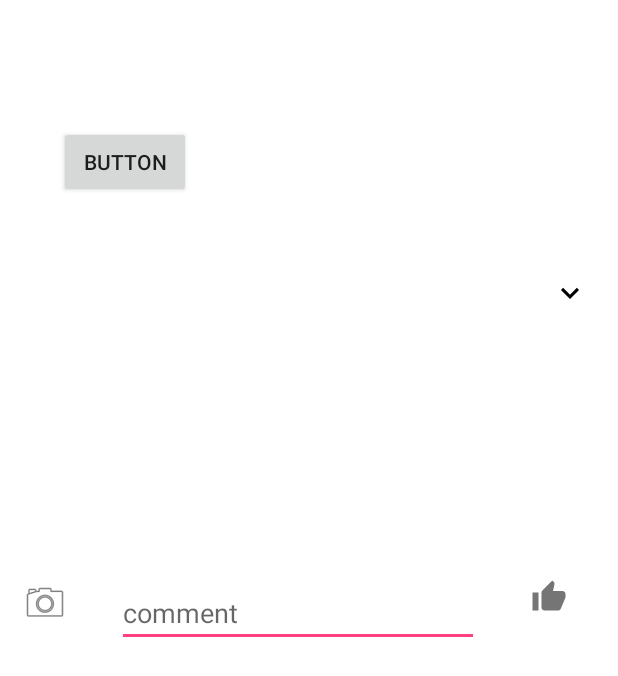
After one commit to sharifhh/Facebook, an Android app: the CommentsActivity screen opened directly, with no data from a screen before it, on a phone screen of 412 x 824 dp. The commit adds this screen. Shown: the top 676 px of the screen. Run offline under Robolectric (Android 15) with nearby library versions, the phone set to English and light mode, and no system bars; our stand-ins replace ButterKnife.

Commit message:
added layout

```diff
--- a/app/src/main/AndroidManifest.xml
+++ b/app/src/main/AndroidManifest.xml
@@ -12,6 +12,7 @@
         android:label="@string/app_name"
         android:roundIcon="@mipmap/ic_launcher_round"
         android:supportsRtl="true"
+        android:windowSoftInputMode="adjustResize"
         android:theme="@style/AppTheme">
         <activity android:name=".SplashActivity">
             <intent-filter>
@@ -21,7 +22,8 @@
             </intent-filter>
         </activity>
         <activity android:name=".Home.HomeActivity" />
-        <activity android:name=".Login.LoginActivity"></activity>
+        <activity android:name=".Login.LoginActivity" />
+        <activity android:name=".CommentsActivity"></activity>
     </application>
 
 </manifest>
--- /dev/null
+++ b/app/src/main/java/ps/exalt/facebook/CommentsActivity.java
@@ -0,0 +1,53 @@
+package ps.exalt.facebook;
+
+import android.animation.ValueAnimator;
+import android.content.Context;
+import android.content.Intent;
+import android.support.v7.app.AppCompatActivity;
+import android.os.Bundle;
+import android.support.v7.widget.Toolbar;
+import android.transition.Fade;
+import android.view.View;
+import android.view.WindowManager;
+import android.view.animation.LinearInterpolator;
+import android.view.inputmethod.InputMethodManager;
+import android.widget.EditText;
+import android.widget.FrameLayout;
+import android.widget.ImageButton;
+
+import java.util.ArrayList;
+import java.util.List;
+
+import butterknife.BindView;
+import butterknife.ButterKnife;
+import butterknife.OnClick;
+import ps.exalt.facebook.Home.HomeActivity;
+import ps.exalt.facebook.Util.Network.API.Post;
+
+public class CommentsActivity extends AppCompatActivity {
+
+
+    @Override
+    protected void onCreate(Bundle savedInstanceState) {
+        super.onCreate(savedInstanceState);
+        ButterKnife.bind(this);
+        setContentView(R.layout.activity_comments);
+
+        overridePendingTransition(R.anim.myanimation, R.anim.myanimation );
+
+        ImageButton close =(ImageButton)findViewById(R.id.close);
+
+        close.setOnClickListener(new View.OnClickListener() {
+            @Override
+            public void onClick(View view) {
+                startActivity(new Intent(CommentsActivity.this, HomeActivity.class));
+            }
+        });
+
+        getWindow().setSoftInputMode(WindowManager.LayoutParams.SOFT_INPUT_STATE_VISIBLE);
+
+    }
+
+
+
+}
--- a/app/src/main/java/ps/exalt/facebook/Home/Util/HomeViewPagerAdapter.java
+++ b/app/src/main/java/ps/exalt/facebook/Home/Util/HomeViewPagerAdapter.java
@@ -25,6 +25,7 @@ public class HomeViewPagerAdapter extends FragmentStatePagerAdapter {
         switch (position) {
             case 0:
                 PostFragment posts = new PostFragment();
+
                 return posts;
             case 1:
 
--- a/app/src/main/java/ps/exalt/facebook/Login/LoginPresenter.java
+++ b/app/src/main/java/ps/exalt/facebook/Login/LoginPresenter.java
@@ -23,7 +23,7 @@ public class LoginPresenter {
                     .subscribeOn(Schedulers.io())
                     .observeOn(AndroidSchedulers.mainThread())
                     .subscribe(aBoolean -> {
-                        if (aBoolean) {
+                        if (true) {
                             loginView.loginSuccess();
                         } else {
                             loginView.loginFailed();
--- a/app/src/main/java/ps/exalt/facebook/SplashActivity.java
+++ b/app/src/main/java/ps/exalt/facebook/SplashActivity.java
@@ -5,6 +5,7 @@ import android.os.Bundle;
 import android.os.Handler;
 import android.support.v7.app.AppCompatActivity;
 
+import ps.exalt.facebook.Home.HomeActivity;
 import ps.exalt.facebook.Login.LoginActivity;
 
 /**
@@ -18,7 +19,7 @@ public class SplashActivity extends AppCompatActivity {
         super.onCreate(savedInstanceState);
         setContentView(R.layout.activity_splash);
         new Handler().postDelayed(() -> {
-            Intent i = new Intent(SplashActivity.this, LoginActivity.class);
+            Intent i = new Intent(SplashActivity.this, HomeActivity.class);
             startActivity(i);
             finish();
         }, SPLASH_TIME_OUT);
--- a/app/src/main/res/anim/myanimation.xml
+++ b/app/src/main/res/anim/myanimation.xml
@@ -1,25 +1,13 @@
 <?xml version="1.0" encoding="utf-8"?>
-<set xmlns:android="http://schemas.android.com/apk/res/android">
+<set xmlns:android="http://schemas.android.com/apk/res/android" >
 
-    <scale xmlns:android="http://schemas.android.com/apk/res/android"
-        android:fromXScale="0.5"
-        android:toXScale="3.0"
-        android:fromYScale="0.5"
-        android:toYScale="3.0"
-        android:duration="5000"
-        android:pivotX="50%"
-        android:pivotY="50%" >
-    </scale>
-
-    <scale xmlns:android="http://schemas.android.com/apk/res/android"
-        android:startOffset="5000"
-        android:fromXScale="3.0"
-        android:toXScale="0.5"
-        android:fromYScale="3.0"
-        android:toYScale="0.5"
-        android:duration="5000"
-        android:pivotX="50%"
-        android:pivotY="50%" >
-    </scale>
-
+    <scale
+        android:duration="500"
+        android:fromXScale="1.0"
+        android:fromYScale="0.0"
+        android:interpolator="@android:anim/linear_interpolator"
+        android:toXScale="1.0"
+        android:toYScale="1.0"
+        android:pivotX="100%"
+        android:pivotY="100%"  />
 </set>
--- a/app/src/main/res/drawable/ic_thumb_up_black_24dp.xml
+++ b/app/src/main/res/drawable/ic_thumb_up_black_24dp.xml
@@ -4,6 +4,6 @@
         android:viewportWidth="24.0"
         android:viewportHeight="24.0">
     <path
-        android:fillColor="#FF000000"
+        android:fillColor="#757575"
         android:pathData="M1,21h4L5,9L1,9v12zM23,10c0,-1.1 -0.9,-2 -2,-2h-6.31l0.95,-4.57 0.03,-0.32c0,-0.41 -0.17,-0.79 -0.44,-1.06L14.17,1 7.59,7.59C7.22,7.95 7,8.45 7,9v10c0,1.1 0.9,2 2,2h9c0.83,0 1.54,-0.5 1.84,-1.22l3.02,-7.05c0.09,-0.23 0.14,-0.47 0.14,-0.73v-1.91l-0.01,-0.01L23,10z"/>
 </vector>
--- /dev/null
+++ b/app/src/main/res/layout/activity_comments.xml
@@ -0,0 +1,85 @@
+<?xml version="1.0" encoding="utf-8"?>
+<android.support.constraint.ConstraintLayout xmlns:android="http://schemas.android.com/apk/res/android"
+    xmlns:app="http://schemas.android.com/apk/res-auto"
+    xmlns:tools="http://schemas.android.com/tools"
+    android:layout_width="match_parent"
+    android:layout_height="match_parent"
+    tools:context="ps.exalt.facebook.CommentsActivity">
+
+    <RelativeLayout
+        android:layout_width="0dp"
+        android:layout_height="565dp"
+        android:background="@color/cardview_light_background"
+        tools:layout_editor_absoluteY="16dp"
+        tools:layout_editor_absoluteX="0dp">
+
+        <ImageButton
+            android:id="@+id/close"
+            android:layout_width="wrap_content"
+            android:layout_height="wrap_content"
+
+            android:layout_alignParentEnd="true"
+            android:layout_alignParentTop="true"
+            android:layout_marginRight="20dp"
+            android:layout_marginTop="184dp"
+            android:background="@color/cardview_light_background"
+            app:srcCompat="@drawable/ic_keyboard_arrow_down_black_24dp"
+            tools:layout_editor_absoluteX="330dp"
+            tools:layout_editor_absoluteY="16dp" />
+
+        <LinearLayout
+            android:id="@+id/linearLayout"
+            android:layout_width="match_parent"
+            android:layout_height="wrap_content"
+            android:layout_alignParentStart="true"
+            android:layout_below="@+id/close"
+            android:layout_marginTop="178dp"
+            android:orientation="horizontal">
+
+            <ImageView
+                android:id="@+id/imageView"
+                android:layout_width="wrap_content"
+                android:layout_height="wrap_content"
+                android:layout_alignBottom="@+id/editText3"
+                android:layout_marginEnd="18dp"
+                android:layout_toStartOf="@+id/editText3"
+                android:layout_weight="1"
+                app:srcCompat="@android:drawable/ic_menu_camera" />
+
+            <EditText
+                android:id="@+id/editText3"
+                android:layout_width="wrap_content"
+                android:layout_height="wrap_content"
+                android:layout_alignParentBottom="true"
+                android:layout_centerHorizontal="true"
+                android:layout_marginBottom="13dp"
+                android:layout_marginRight="20dp"
+                android:layout_weight="1"
+                android:ems="10"
+                android:hint="comment"
+                android:inputType="textPersonName" />
+
+            <ImageButton
+                android:id="@+id/imageButton4"
+                android:layout_width="wrap_content"
+                android:layout_height="wrap_content"
+                android:layout_alignBottom="@+id/editText3"
+                android:layout_alignParentEnd="true"
+                android:layout_marginRight="20dp"
+                android:layout_weight="1"
+                android:background="@color/cardview_light_background"
+                app:srcCompat="@drawable/ic_thumb_up_black_24dp" />
+        </LinearLayout>
+
+        <Button
+            android:id="@+id/button"
+            android:layout_width="wrap_content"
+            android:layout_height="wrap_content"
+            android:layout_above="@+id/linearLayout"
+            android:layout_alignParentStart="true"
+            android:layout_marginBottom="76dp"
+            android:layout_marginStart="39dp"
+            android:text="Button" />
+
+    </RelativeLayout>
+</android.support.constraint.ConstraintLayout>
--- a/app/src/main/res/layout/mydil.xml
+++ b/app/src/main/res/layout/mydil.xml
@@ -9,14 +9,14 @@
         android:id="@+id/textView"
         android:layout_width="wrap_content"
         android:layout_height="wrap_content"
-        android:layout_alignParentTop="true"
-        android:layout_centerHorizontal="true"
         android:layout_marginTop="75dp"
         android:fontFamily="sans-serif-condensed"
         android:text="Do you want to hide this post ?"
         android:textAlignment="textStart"
         android:textColor="@color/mycolor"
         android:textSize="18sp"
-        android:textStyle="bold" />
+        android:textStyle="bold"
+        android:layout_alignParentTop="true"
+        android:layout_centerHorizontal="true" />
 
 </RelativeLayout>
--- a/app/src/main/res/layout/post_row.xml
+++ b/app/src/main/res/layout/post_row.xml
@@ -79,9 +79,10 @@
             <ImageButton
                 android:id="@+id/like_btn"
                 android:layout_width="100dp"
-                android:layout_height="wrap_content"
+                android:layout_height="match_parent"
                 android:layout_alignParentRight="true"
                 android:layout_alignParentTop="true"
+                android:background="@color/cardview_light_background"
                 android:src="@drawable/ic_thumb_up_black_24dp" />
             />
 
@@ -91,6 +92,7 @@
                 android:layout_height="wrap_content"
                 android:layout_alignParentRight="true"
                 android:layout_alignParentTop="true"
+                android:background="@color/cardview_light_background"
                 android:src="@drawable/ic_comment_black_24dp" /><![CDATA[
 
             />
```
Also changed, not shown: app/src/main/java/ps/exalt/facebook/Home/Fragments/PostFragment.java (+14 -4 lines), app/src/main/java/ps/exalt/facebook/Home/HomeActivity.java (+6 -1 lines), app/src/main/java/ps/exalt/facebook/Home/Util/HomeRecyclerViewAdapter.java (+17 -2 lines), app/src/main/java/ps/exalt/facebook/Util/Network/API/Post.java (+20 -0 lines), app/src/main/res/anim/slidedown.xml (added, +8 -0 lines), app/src/main/res/layout/comment_list.xml (deleted, +0 -16 lines), app/src/main/res/layout/fragment_friend.xml (+11 -1 lines).
